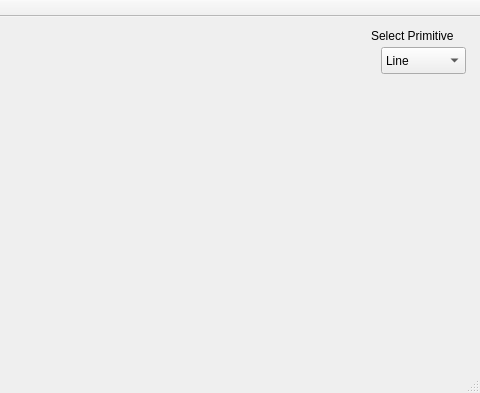
First picture: the form in mainwindow.ui, repository DmytroHaponov/LinesMVP, before the edit; both pictures show x 319 to 799 and y 0 to 393 of the 799 by 393 pixel window.
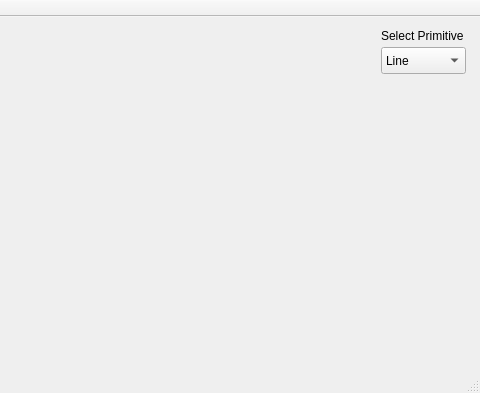
Second picture: the form after the edit.

Diff of the .ui file:
```diff
--- a/mainwindow.ui
+++ b/mainwindow.ui
@@ -42,7 +42,7 @@
    <widget class="QLabel" name="label">
     <property name="geometry">
      <rect>
-      <x>690</x>
+      <x>700</x>
       <y>10</y>
       <width>111</width>
       <height>17</height>
```
Left out of the diff: 9 changed lines with no effect on the pictures.
